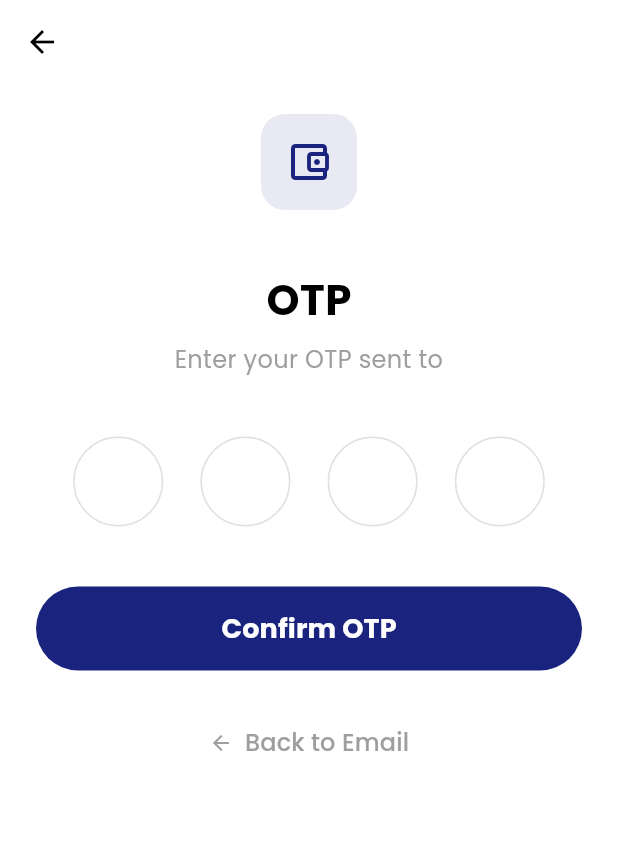
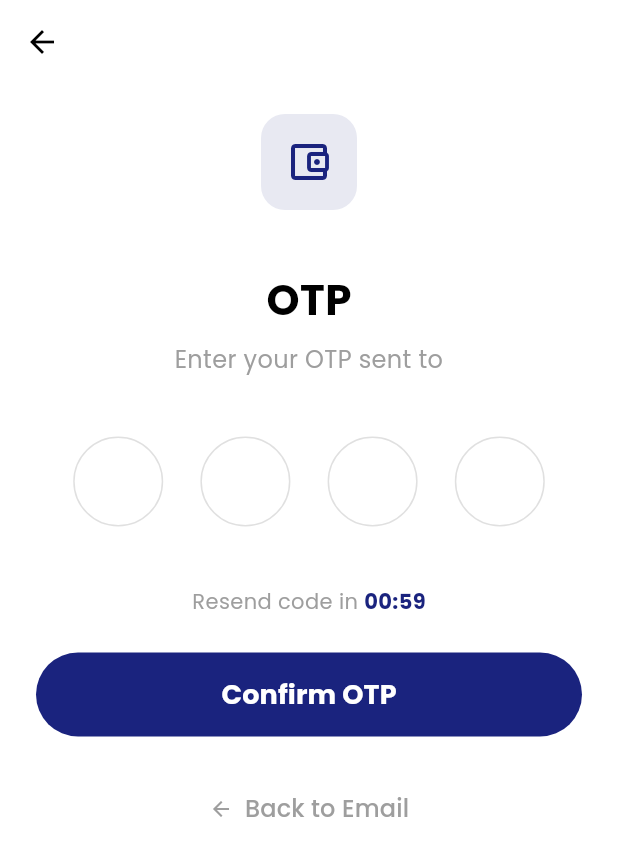
Before and after one commit to rintymoni01/group-saving-app, a Flutter app: the OtpScreen screen opened directly with empty values, on a phone screen of 412 x 824 dp. Shown: the top 856 px of the screen. Run offline on Flutter 3.47's test engine with Material 3 defaults, Android fonts, the phone set to English and light mode, and no system bars; our stand-ins replace get, google_fonts.

Commit message:
Step 3: Add OTP resend timer logic and UI

```diff
--- a/lib/view/screens/auth/otp/screen/otp_screen.dart
+++ b/lib/view/screens/auth/otp/screen/otp_screen.dart
@@ -69,6 +69,39 @@ class OtpScreen extends StatelessWidget {
             ),
 
             const SizedBox(height: 40),
+
+            // Resend Timer
+            Obx(() => Row(
+              mainAxisAlignment: MainAxisAlignment.center,
+              children: [
+                Text(
+                  controller.canResend.value
+                      ? "Didn't receive code? "
+                      : "Resend code in ",
+                  style: GoogleFonts.poppins(color: Colors.grey),
+                ),
+                controller.canResend.value
+                    ? GestureDetector(
+                        onTap: controller.resendOtp,
+                        child: Text(
+                          "Resend",
+                          style: GoogleFonts.poppins(
+                            color: AppColors.primaryColor,
+                            fontWeight: FontWeight.bold,
+                          ),
+                        ),
+                      )
+                    : Text(
+                        "00:${controller.secondsRemaining.value.toString().padLeft(2, '0')}",
+                        style: GoogleFonts.poppins(
+                          color: AppColors.primaryColor,
+                          fontWeight: FontWeight.bold,
+                        ),
+                      ),
+              ],
+            )),
+
+            const SizedBox(height: 24),
 
             // Confirm OTP Button
             CustomButton(
```
Also changed, not shown: lib/view/screens/auth/otp/controller/otp_controller.dart (+33 -0 lines).
